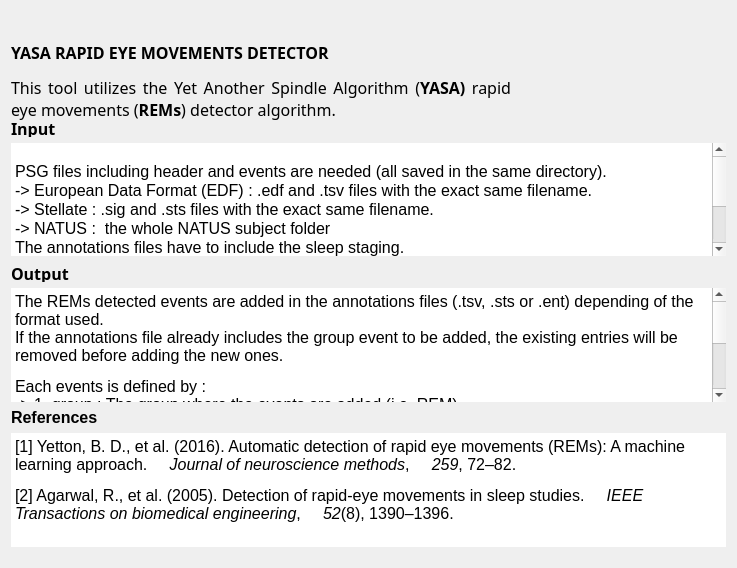
Old version of the form tools/CEAMSTools/DetectREMsYASA/IntroStepYASA/Ui_IntroStepYASA.ui in the repository SnoozToolbox/snooz-package-ceams.
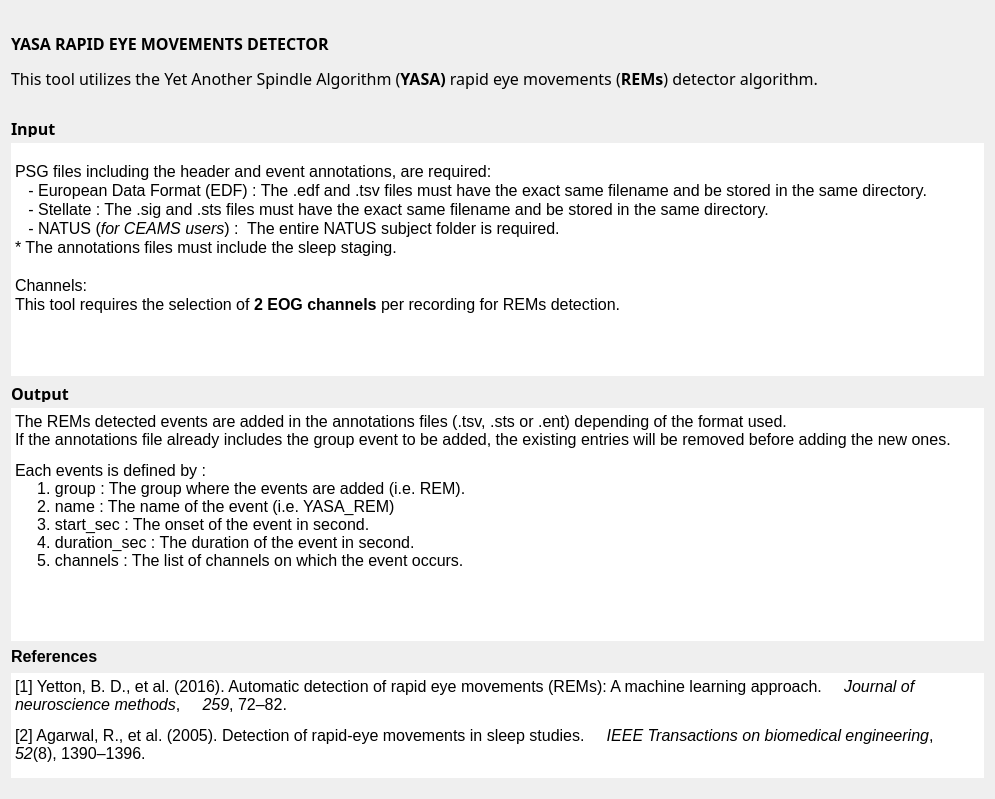
New version of the form.

The edit to the form file:
```diff
--- a/tools/CEAMSTools/DetectREMsYASA/IntroStepYASA/Ui_IntroStepYASA.ui
+++ b/tools/CEAMSTools/DetectREMsYASA/IntroStepYASA/Ui_IntroStepYASA.ui
@@ -6,8 +6,8 @@
    <rect>
     <x>0</x>
     <y>0</y>
-    <width>736</width>
-    <height>568</height>
+    <width>995</width>
+    <height>799</height>
    </rect>
   </property>
   <property name="windowTitle">
@@ -27,8 +27,8 @@
      </property>
      <property name="maximumSize">
       <size>
-       <width>500</width>
-       <height>60</height>
+       <width>16777215</width>
+       <height>16777215</height>
       </size>
      </property>
      <property name="font">
@@ -59,7 +59,7 @@
    <item>
     <layout class="QVBoxLayout" name="verticalLayout_3">
      <property name="sizeConstraint">
-      <enum>QLayout::SizeConstraint::SetDefaultConstraint</enum>
+      <enum>QLayout::SizeConstraint::SetMaximumSize</enum>
      </property>
      <item>
       <widget class="QLabel" name="label">
@@ -141,11 +141,11 @@
 li.checked::marker { content: &quot;\2612&quot;; }
 &lt;/style&gt;&lt;/head&gt;&lt;body style=&quot; font-family:'Roboto-Regular'; font-size:10pt; font-weight:400; font-style:normal;&quot;&gt;
 &lt;p style=&quot;-qt-paragraph-type:empty; margin-top:0px; margin-bottom:0px; margin-left:0px; margin-right:0px; -qt-block-indent:0; text-indent:0px; font-family:'Ubuntu';&quot;&gt;&lt;br /&gt;&lt;/p&gt;
-&lt;p style=&quot; margin-top:0px; margin-bottom:0px; margin-left:0px; margin-right:0px; -qt-block-indent:0; text-indent:0px;&quot;&gt;&lt;span style=&quot; font-size:12pt;&quot;&gt;PSG files including header and events are needed (all saved in the same directory).&lt;/span&gt;&lt;/p&gt;
-&lt;p style=&quot; margin-top:0px; margin-bottom:0px; margin-left:0px; margin-right:0px; -qt-block-indent:0; text-indent:0px;&quot;&gt;&lt;span style=&quot; font-size:12pt;&quot;&gt;-&amp;gt; European Data Format (EDF) : .edf and .tsv files with the exact same filename.&lt;/span&gt;&lt;/p&gt;
-&lt;p style=&quot; margin-top:0px; margin-bottom:0px; margin-left:0px; margin-right:0px; -qt-block-indent:0; text-indent:0px;&quot;&gt;&lt;span style=&quot; font-size:12pt;&quot;&gt;-&amp;gt; Stellate : .sig and .sts files with the exact same filename.&lt;/span&gt;&lt;/p&gt;
-&lt;p style=&quot; margin-top:0px; margin-bottom:0px; margin-left:0px; margin-right:0px; -qt-block-indent:0; text-indent:0px;&quot;&gt;&lt;span style=&quot; font-size:12pt;&quot;&gt;-&amp;gt; NATUS : &lt;/span&gt;&lt;span style=&quot; font-family:'MS Shell Dlg 2'; font-size:12pt;&quot;&gt; the whole NATUS subject folder&lt;/span&gt;&lt;/p&gt;
-&lt;p style=&quot; margin-top:0px; margin-bottom:0px; margin-left:0px; margin-right:0px; -qt-block-indent:0; text-indent:0px;&quot;&gt;&lt;span style=&quot; font-family:'MS Shell Dlg 2'; font-size:12pt;&quot;&gt;The annotations files have to include the sleep staging.&lt;/span&gt;&lt;/p&gt;
+&lt;p style=&quot; margin-top:0px; margin-bottom:0px; margin-left:0px; margin-right:0px; -qt-block-indent:0; text-indent:0px;&quot;&gt;&lt;span style=&quot; font-size:12pt;&quot;&gt;PSG files including the header and event annotations, are required:&lt;/span&gt;&lt;/p&gt;
+&lt;p style=&quot; margin-top:0px; margin-bottom:0px; margin-left:0px; margin-right:0px; -qt-block-indent:0; text-indent:0px;&quot;&gt;&lt;span style=&quot; font-size:12pt;&quot;&gt;   - European Data Format (EDF) : The .edf and .tsv files must have the exact same filename and be stored in the same directory.&lt;/span&gt;&lt;/p&gt;
+&lt;p style=&quot; margin-top:0px; margin-bottom:0px; margin-left:0px; margin-right:0px; -qt-block-indent:0; text-indent:0px;&quot;&gt;&lt;span style=&quot; font-size:12pt;&quot;&gt;   - Stellate : The .sig and .sts files must have the exact same filename and be stored in the same directory.&lt;/span&gt;&lt;/p&gt;
+&lt;p style=&quot; margin-top:0px; margin-bottom:0px; margin-left:0px; margin-right:0px; -qt-block-indent:0; text-indent:0px;&quot;&gt;&lt;span style=&quot; font-size:12pt;&quot;&gt;   - NATUS (&lt;/span&gt;&lt;span style=&quot; font-size:12pt; font-style:italic;&quot;&gt;for CEAMS users&lt;/span&gt;&lt;span style=&quot; font-size:12pt;&quot;&gt;) : &lt;/span&gt;&lt;span style=&quot; font-family:'MS Shell Dlg 2'; font-size:12pt;&quot;&gt; The entire NATUS subject folder is required.&lt;/span&gt;&lt;/p&gt;
+&lt;p style=&quot; margin-top:0px; margin-bottom:0px; margin-left:0px; margin-right:0px; -qt-block-indent:0; text-indent:0px;&quot;&gt;&lt;span style=&quot; font-family:'MS Shell Dlg 2'; font-size:12pt;&quot;&gt;* The annotations files must include the sleep staging.&lt;/span&gt;&lt;/p&gt;
 &lt;p style=&quot;-qt-paragraph-type:empty; margin-top:0px; margin-bottom:0px; margin-left:0px; margin-right:0px; -qt-block-indent:0; text-indent:0px; font-size:12pt;&quot;&gt;&lt;br /&gt;&lt;/p&gt;
 &lt;p style=&quot; margin-top:0px; margin-bottom:0px; margin-left:0px; margin-right:0px; -qt-block-indent:0; text-indent:0px;&quot;&gt;&lt;span style=&quot; font-size:12pt;&quot;&gt;Channels:&lt;/span&gt;&lt;/p&gt;
 &lt;p style=&quot; margin-top:0px; margin-bottom:0px; margin-left:0px; margin-right:0px; -qt-block-indent:0; text-indent:0px;&quot;&gt;&lt;span style=&quot; font-size:12pt;&quot;&gt;This tool requires the selection of &lt;/span&gt;&lt;span style=&quot; font-size:12pt; font-weight:600;&quot;&gt;2&lt;/span&gt;&lt;span style=&quot; font-size:12pt;&quot;&gt; &lt;/span&gt;&lt;span style=&quot; font-size:12pt; font-weight:600;&quot;&gt;EOG&lt;/span&gt;&lt;span style=&quot; font-size:12pt;&quot;&gt; &lt;/span&gt;&lt;span style=&quot; font-size:12pt; font-weight:600;&quot;&gt;channels&lt;/span&gt;&lt;span style=&quot; font-size:12pt;&quot;&gt; per recording for REMs detection.&lt;/span&gt;&lt;/p&gt;
@@ -158,7 +158,7 @@
    <item>
     <layout class="QVBoxLayout" name="verticalLayout_2">
      <property name="sizeConstraint">
-      <enum>QLayout::SizeConstraint::SetFixedSize</enum>
+      <enum>QLayout::SizeConstraint::SetMaximumSize</enum>
      </property>
      <item>
       <widget class="QLabel" name="label_4">
@@ -234,7 +234,7 @@
 li.checked::marker { content: &quot;\2612&quot;; }
 &lt;/style&gt;&lt;/head&gt;&lt;body style=&quot; font-family:'Roboto-Regular'; font-size:10pt; font-weight:400; font-style:normal;&quot;&gt;
 &lt;p style=&quot; margin-top:12px; margin-bottom:12px; margin-left:0px; margin-right:0px; -qt-block-indent:0; text-indent:0px;&quot;&gt;&lt;span style=&quot; font-family:'MS Shell Dlg 2'; font-size:12pt;&quot;&gt;The REMs detected events are added in the annotations files (.tsv, .sts or .ent) depending of the format used.&lt;br /&gt;&lt;/span&gt;&lt;span style=&quot; font-size:12pt;&quot;&gt;If the annotations file already includes the group event to be added, the existing entries will be removed before adding the new ones.&lt;/span&gt;&lt;/p&gt;
-&lt;p style=&quot; margin-top:0px; margin-bottom:0px; margin-left:0px; margin-right:0px; -qt-block-indent:0; text-indent:0px;&quot;&gt;&lt;span style=&quot; font-family:'MS Shell Dlg 2'; font-size:12pt;&quot;&gt;Each events is defined by : &lt;/span&gt;&lt;span style=&quot; font-size:12pt;&quot;&gt;&lt;br /&gt;-&amp;gt; 1. group : The group where the events are added (i.e. REM).&lt;br /&gt;-&amp;gt; 2. name : The name of the event (i.e. YASA_REM)&lt;br /&gt;-&amp;gt; 3. start_sec : The onset of the event in second. &lt;br /&gt;-&amp;gt; 4. duration_sec : The duration of the event in second.&lt;br /&gt;-&amp;gt; 5. channels : The list of channels on which the event occurs.&lt;br /&gt;&lt;br /&gt;&lt;/span&gt;&lt;/p&gt;&lt;/body&gt;&lt;/html&gt;</string>
+&lt;p style=&quot; margin-top:0px; margin-bottom:0px; margin-left:0px; margin-right:0px; -qt-block-indent:0; text-indent:0px;&quot;&gt;&lt;span style=&quot; font-family:'MS Shell Dlg 2'; font-size:12pt;&quot;&gt;Each events is defined by : &lt;/span&gt;&lt;span style=&quot; font-size:12pt;&quot;&gt;&lt;br /&gt;     1. group : The group where the events are added (i.e. REM).&lt;br /&gt;     2. name : The name of the event (i.e. YASA_REM)&lt;br /&gt;     3. start_sec : The onset of the event in second. &lt;br /&gt;     4. duration_sec : The duration of the event in second.&lt;br /&gt;     5. channels : The list of channels on which the event occurs.&lt;br /&gt;&lt;br /&gt;&lt;/span&gt;&lt;/p&gt;&lt;/body&gt;&lt;/html&gt;</string>
        </property>
       </widget>
      </item>
@@ -243,10 +243,16 @@
    <item>
     <layout class="QVBoxLayout" name="verticalLayout">
      <property name="sizeConstraint">
-      <enum>QLayout::SizeConstraint::SetDefaultConstraint</enum>
+      <enum>QLayout::SizeConstraint::SetMinimumSize</enum>
      </property>
      <item>
       <widget class="QLabel" name="label_3">
+       <property name="sizePolicy">
+        <sizepolicy hsizetype="Preferred" vsizetype="Fixed">
+         <horstretch>0</horstretch>
+         <verstretch>0</verstretch>
+        </sizepolicy>
+       </property>
        <property name="maximumSize">
         <size>
          <width>16777215</width>
@@ -263,7 +269,7 @@
        <property name="maximumSize">
         <size>
          <width>16777215</width>
-         <height>16777215</height>
+         <height>105</height>
         </size>
        </property>
        <property name="frameShape">
@@ -299,7 +305,7 @@
       <enum>Qt::Orientation::Vertical</enum>
      </property>
      <property name="sizeType">
-      <enum>QSizePolicy::Policy::Minimum</enum>
+      <enum>QSizePolicy::Policy::Ignored</enum>
      </property>
      <property name="sizeHint" stdset="0">
       <size>
```
